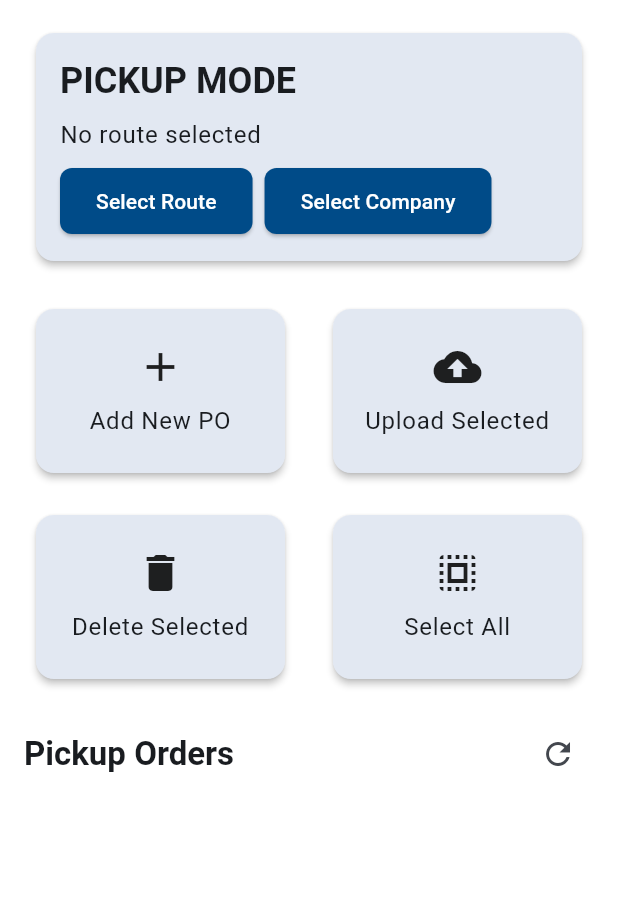
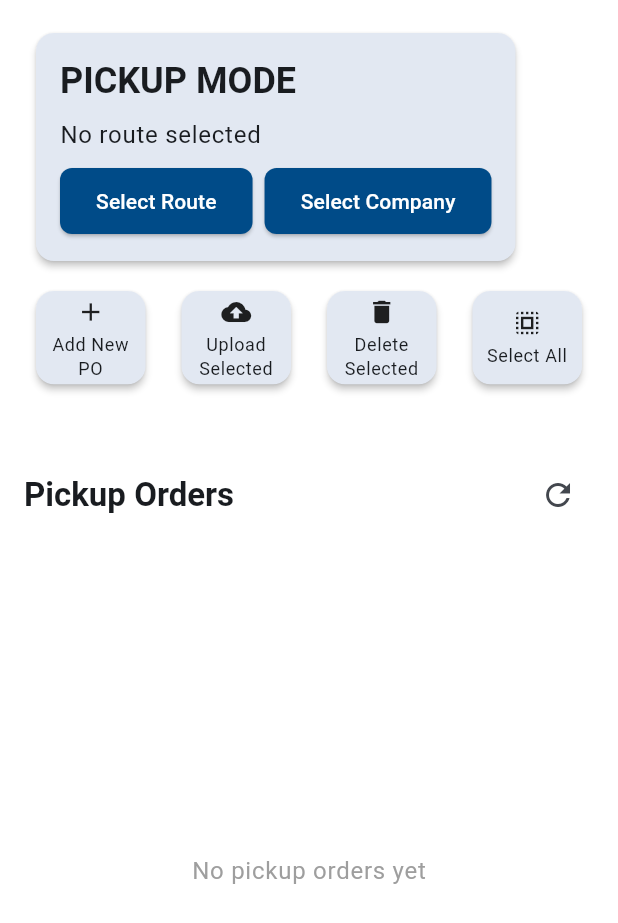
Before and after one commit to JDODER260/Pick-Up-Form-v4, a Flutter app: the PickupHomeScreen screen opened directly, on a phone screen of 412 x 824 dp. Shown: the top 923 px of the screen. Run offline on Flutter 3.47's test engine with Material 3 defaults, Android fonts, the phone set to English and light mode, and no system bars; our stand-ins replace pdf, permission_handler, shared_preferences; missing offline and left inert: version; accounts and stored records are empty; network calls fail.

Commit message:
v4.0.1 + other things

```diff
--- a/pick_up_app_v4/lib/screens/pickup/pickup_home.dart
+++ b/pick_up_app_v4/lib/screens/pickup/pickup_home.dart
@@ -26,17 +26,19 @@ class _PickupHomeScreenState extends State<PickupHomeScreen> {
     final pickupProvider = Provider.of<PickupProvider>(context);
 
     return Scaffold(
-      body: Padding(
+      body: SafeArea(
+        child: Padding(
           padding: const EdgeInsets.all(16.0),
           child: Column(
             crossAxisAlignment: CrossAxisAlignment.start,
             children: [
-            // Header
+              // Header Card - Fixed size
               Card(
                 child: Padding(
                   padding: const EdgeInsets.all(16.0),
                   child: Column(
                     crossAxisAlignment: CrossAxisAlignment.start,
+                    mainAxisSize: MainAxisSize.min,
                     children: [
                       Text(
                         'PICKUP MODE',
@@ -59,7 +61,9 @@ class _PickupHomeScreenState extends State<PickupHomeScreen> {
                         ),
                       ],
                       SizedBox(height: 8),
-                    Row(
+                      Wrap(
+                        spacing: 8,
+                        runSpacing: 8,
                         children: [
                           ElevatedButton(
                             onPressed: () async {
@@ -83,7 +87,6 @@ class _PickupHomeScreenState extends State<PickupHomeScreen> {
                             },
                             child: Text('Select Route'),
                           ),
-                        SizedBox(width: 8),
                           ElevatedButton(
                             onPressed: () {
                               // Open company selection screen
@@ -101,15 +104,18 @@ class _PickupHomeScreenState extends State<PickupHomeScreen> {
                 ),
               ),
 
-            SizedBox(height: 20),
+              SizedBox(height: 8),
 
-            // Action Buttons
-            GridView.count(
+              // Action Buttons - Fixed height
+              SizedBox(
+                height: 110,
+                child: GridView.count(
                   shrinkWrap: true,
-              crossAxisCount: 2,
-              crossAxisSpacing: 16,
-              mainAxisSpacing: 16,
-              childAspectRatio: 1.5,
+                  physics: NeverScrollableScrollPhysics(),
+                  crossAxisCount: 4,
+                  crossAxisSpacing: 8,
+                  mainAxisSpacing: 8,
+                  childAspectRatio: 1.2,
                   children: [
                     _buildActionCard(
                       context: context,
@@ -166,8 +172,9 @@ class _PickupHomeScreenState extends State<PickupHomeScreen> {
                     ),
                   ],
                 ),
+              ),
 
-            SizedBox(height: 20),
+              SizedBox(height: 8),
 
               // PO List Header
               Row(
@@ -188,9 +195,18 @@ class _PickupHomeScreenState extends State<PickupHomeScreen> {
                 ],
               ),
 
-            // PO List
-            Expanded(
-              child: ListView.builder(
+              // PO List - Use Flexible instead of Expanded
+              Flexible(
+                child: pickupProvider.pos.isEmpty
+                    ? Center(
+                  child: Text(
+                    'No pickup orders yet',
+                    style: Theme.of(context).textTheme.bodyLarge?.copyWith(
+                      color: Colors.grey,
+                    ),
+                  ),
+                )
+                    : ListView.builder(
                   itemCount: pickupProvider.pos.length,
                   itemBuilder: (context, index) {
                     final po = pickupProvider.pos[index];
@@ -202,8 +218,30 @@ class _PickupHomeScreenState extends State<PickupHomeScreen> {
                           value: selected,
                           onChanged: (_) => pickupProvider.toggleSelection(index),
                         ),
-                      title: Text(po.description),
-                      subtitle: Text('${po.company} • ${po.route} • Qty: ${po.quantity}'),
+                        title: Text(
+                          po.description,
+                          maxLines: 1,
+                          overflow: TextOverflow.ellipsis,
+                        ),
+                        subtitle: Column(
+                          crossAxisAlignment: CrossAxisAlignment.start,
+                          mainAxisSize: MainAxisSize.min,
+                          children: [
+                            Text(
+                              '${po.company} • ${po.route} • Qty: ${po.quantity}',
+                              maxLines: 1,
+                              overflow: TextOverflow.ellipsis,
+                            ),
+                            SizedBox(height: 4),
+                            Text(
+                              'Uploaded: ${po.uploaded ? 'Yes' : 'No'}',
+                              style: TextStyle(
+                                color: po.uploaded ? Colors.green : Colors.red,
+                                fontWeight: FontWeight.bold,
+                              ),
+                            ),
+                          ],
+                        ),
                         trailing: Row(
                           mainAxisSize: MainAxisSize.min,
                           children: [
@@ -234,6 +272,7 @@ class _PickupHomeScreenState extends State<PickupHomeScreen> {
             ],
           ),
         ),
+      ),
     );
   }
 
@@ -249,21 +288,28 @@ class _PickupHomeScreenState extends State<PickupHomeScreen> {
         onTap: onTap,
         borderRadius: BorderRadius.circular(12),
         child: Padding(
-          padding: const EdgeInsets.all(16.0),
+          padding: const EdgeInsets.all(4.0),
           child: Column(
             mainAxisAlignment: MainAxisAlignment.center,
             children: [
-              Icon(icon, size: 32),
-              SizedBox(height: 8),
-              Text(
+              Icon(icon, size: 20),
+              SizedBox(height: 4),
+              Flexible(
+                child: Text(
                   title,
                   textAlign: TextAlign.center,
-                style: Theme.of(context).textTheme.bodyLarge,
+                  maxLines: 2,
+                  overflow: TextOverflow.ellipsis,
+                  style: Theme.of(context).textTheme.bodySmall?.copyWith(
+                    fontSize: 12,
+                  ),
+                ),
               ),
             ],
           ),
         ),
       ),
     );
+
   }
 }
```
Also changed, not shown: pick_up_app_v4/pubspec.lock, 1 other file. Lines whose indentation alone changed are shown as unchanged.
